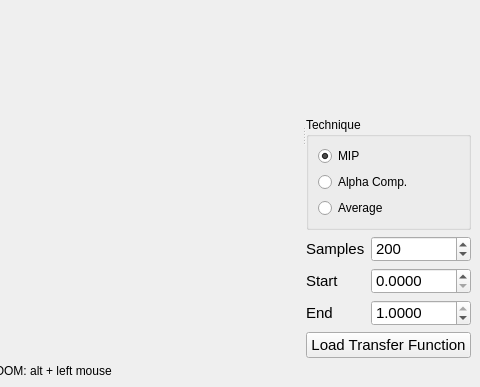
Qt form src/MainWindow.ui (themangosteen/vis15-volume-raycasting) before a commit; both pictures show x 259 to 739 and y 144 to 531 of the 739 by 531 pixel window.
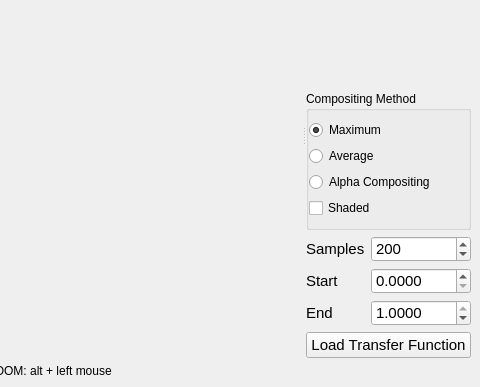
The same form after that commit. Custom widgets are drawn as their Qt base class.

```diff
--- a/src/MainWindow.ui
+++ b/src/MainWindow.ui
@@ -94,9 +94,24 @@
         <item>
          <widget class="QGroupBox" name="groupBox">
           <property name="title">
-           <string>Technique</string>
+           <string>Compositing Method</string>
           </property>
           <layout class="QVBoxLayout" name="verticalLayout_4">
+           <property name="spacing">
+            <number>6</number>
+           </property>
+           <property name="leftMargin">
+            <number>0</number>
+           </property>
+           <property name="topMargin">
+            <number>9</number>
+           </property>
+           <property name="rightMargin">
+            <number>5</number>
+           </property>
+           <property name="bottomMargin">
+            <number>9</number>
+           </property>
            <item>
             <layout class="QVBoxLayout" name="verticalLayout_3">
              <item>
@@ -105,20 +120,13 @@
                 <bool>true</bool>
                </property>
                <property name="text">
-                <string>MIP</string>
+                <string>Maximum </string>
                </property>
                <property name="checked">
                 <bool>true</bool>
                </property>
               </widget>
              </item>
-             <item>
-              <widget class="QRadioButton" name="radioALPHA">
-               <property name="text">
-                <string>Alpha Comp.</string>
-               </property>
-              </widget>
-             </item>
              <item>
               <widget class="QRadioButton" name="radioAverage">
                <property name="text">
@@ -126,8 +134,22 @@
                </property>
               </widget>
              </item>
+             <item>
+              <widget class="QRadioButton" name="radioAlpha">
+               <property name="text">
+                <string>Alpha Compositing</string>
+               </property>
+              </widget>
+             </item>
             </layout>
            </item>
+           <item>
+            <widget class="QCheckBox" name="shadedCheckBox">
+             <property name="text">
+              <string>Shaded</string>
+             </property>
+            </widget>
+           </item>
           </layout>
          </widget>
         </item>
```
Left out of the diff: 2 changed lines with no effect on the pictures.
